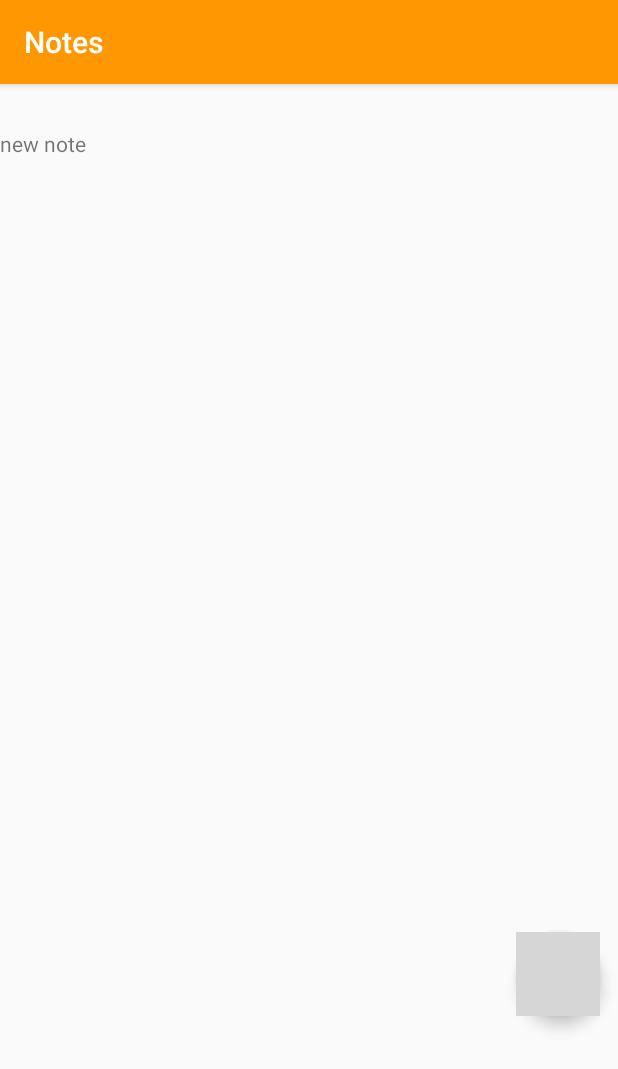
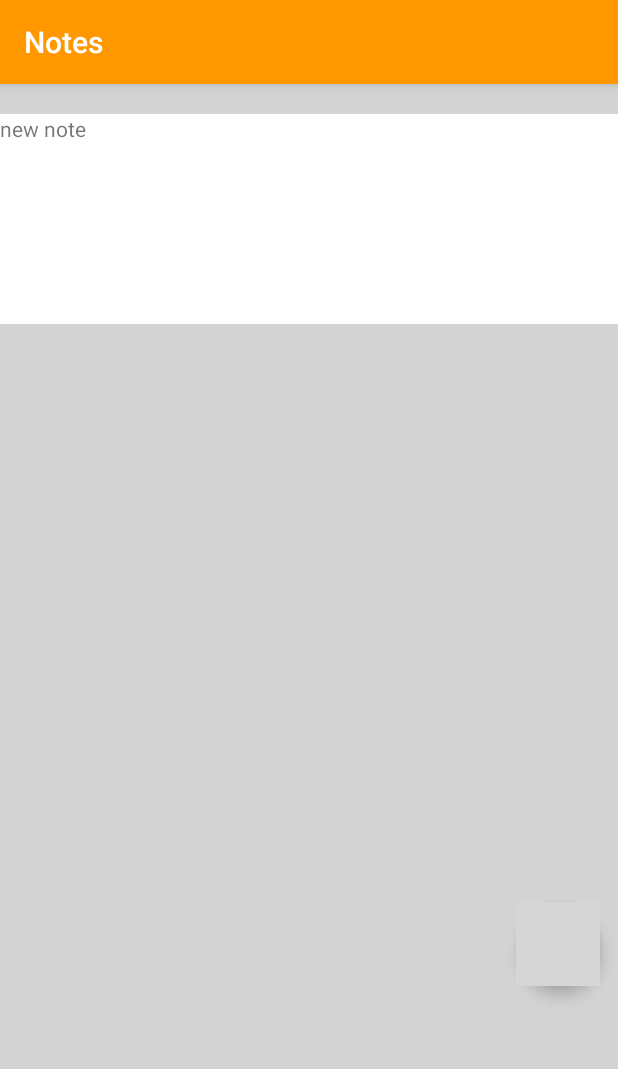
Before and after one commit to NightHunter311/NotesApp, an Android app: the screen it shows after launch (MainActivity), after a tap on an icon or button, on a phone screen of 412 x 824 dp. Shown: the top 1069 px of the screen. Run offline under Robolectric (Android 15) with nearby library versions, the phone set to English and light mode, and no system bars; grey boxes are pictures that could not be loaded.

Commit message:
Made it look better

```diff
--- a/app/src/main/res/layout/activity_main.xml
+++ b/app/src/main/res/layout/activity_main.xml
@@ -5,14 +5,16 @@
     android:layout_height="match_parent"
     xmlns:app="http://schemas.android.com/apk/res-auto"
     android:orientation="vertical"
-    tools:context=".MainActivity">
+    tools:context=".MainActivity"
+    android:background=" #D3D3D3">
 
 
     <androidx.recyclerview.widget.RecyclerView
         android:id="@+id/recyclerView"
         android:layout_width="match_parent"
         android:layout_height="500dp"
-        android:layout_marginTop="30dp"
+        android:layout_marginTop="10dp"
+        android:background=" #D3D3D3"
         />
 
 
--- a/app/src/main/res/layout/layout.xml
+++ b/app/src/main/res/layout/layout.xml
@@ -1,14 +1,25 @@
 <?xml version="1.0" encoding="utf-8"?>
 <RelativeLayout xmlns:android="http://schemas.android.com/apk/res/android"
     android:layout_width="match_parent"
-    android:layout_height="150dp">
+    android:layout_height="150dp"
+    android:background="#FFFFFF">
 
 
     <TextView
         android:id="@+id/note"
         android:layout_width="match_parent"
         android:layout_height="150dp"
-        android:text="Note" />
+        android:text="Note"
+        android:elevation="4dp"
+        android:background="?android:selectableItemBackground"
+        android:paddingTop="10dp"
+
+
+        />
+    <View
+        android:layout_width="match_parent"
+        android:layout_height="10dp"
+        android:background="#D3D3D3"/>
 
 
 </RelativeLayout>
```
